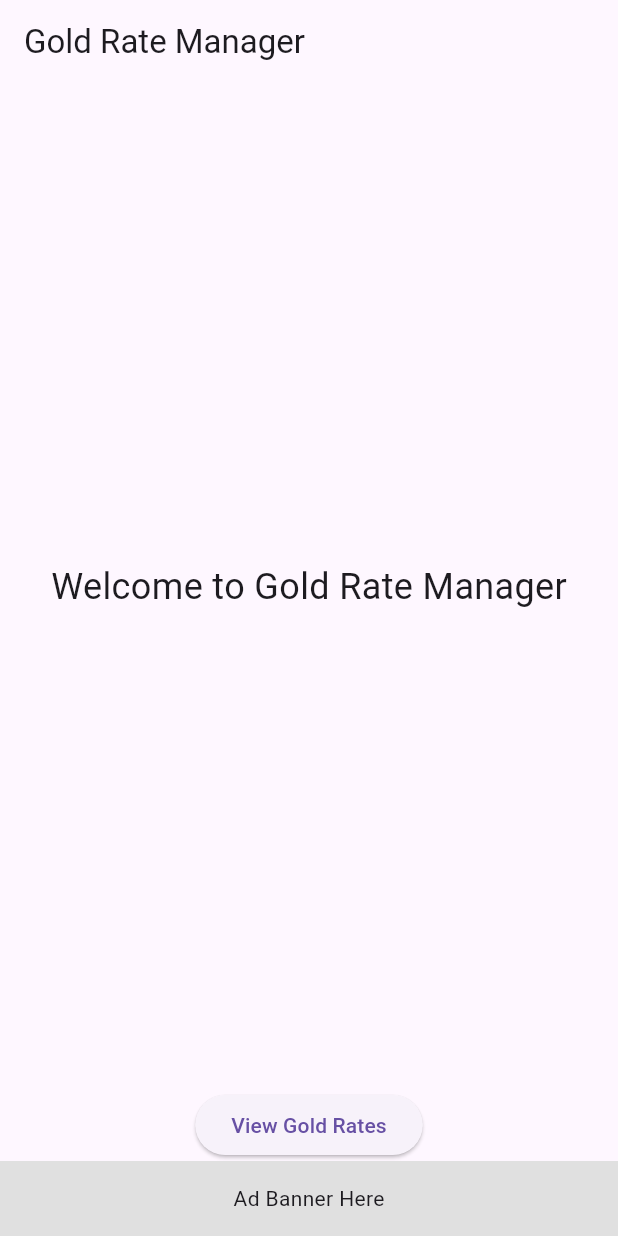
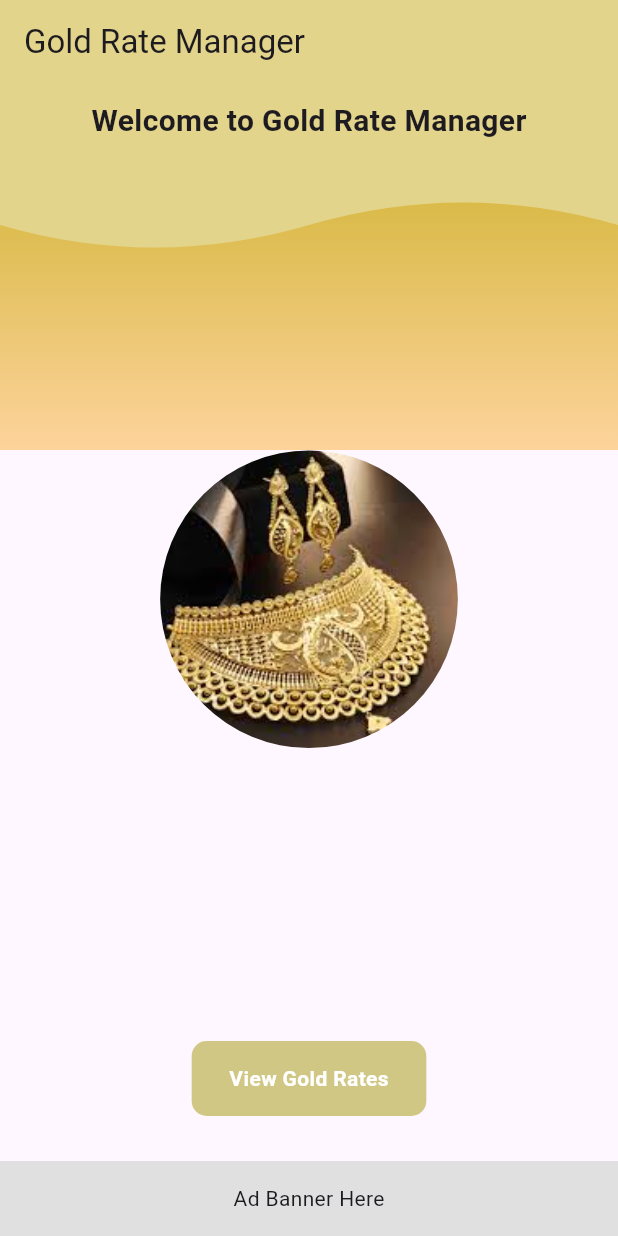
Before and after one commit to sithuminikaushalya/Website-handler, a Flutter app: the screen it shows after launch, on a phone screen of 412 x 824 dp. Run offline on Flutter 3.47's test engine with Material 3 defaults, Android fonts, the phone set to English and light mode, and no system bars.

Commit message:
adding some design to home page

```diff
--- a/lib/main.dart
+++ b/lib/main.dart
@@ -16,6 +16,7 @@ class MyApp extends StatelessWidget {
         primarySwatch: Colors.blue,
       ),
       home: HomeScreen(),
+      debugShowCheckedModeBanner: false,
     );
   }
 }
--- a/lib/screens/home_screen.dart
+++ b/lib/screens/home_screen.dart
@@ -1,34 +1,137 @@
 import 'package:flutter/material.dart';
 import 'gold_list_screen.dart';
 import '../widgets/ad_banner.dart';
+import 'dart:async';
+import 'wave_painter.dart';
 
-class HomeScreen extends StatelessWidget {
+class HomeScreen extends StatefulWidget {
+  @override
+  _HomeScreenState createState() => _HomeScreenState();
+}
+
+class _HomeScreenState extends State<HomeScreen> {
+  bool _animated = false;
+  bool _isHovering = false;
+
+  @override
+  void initState() {
+    super.initState();
+    // Trigger the animation periodically
+    Timer.periodic(Duration(seconds: 2), (Timer timer) {
+      setState(() {
+        _animated = !_animated;
+      });
+    });
+  }
+
   @override
   Widget build(BuildContext context) {
     return Scaffold(
-      appBar: AppBar(
+      body: Stack(
+        children: [
+          // Gradient background with curved design
+          Container(
+            height: 300,
+            decoration: BoxDecoration(
+              gradient: LinearGradient(
+                colors: [
+                  Color.fromARGB(255, 190, 166, 5),
+                  Color.fromARGB(255, 253, 211, 156)
+                ],
+                begin: Alignment.topCenter,
+                end: Alignment.bottomCenter,
+              ),
+            ),
+            child: CustomPaint(
+              painter: WavePainter(),
+              child: Container(height: 300),
+            ),
+          ),
+          // Main content
+          Column(
+            children: [
+              AppBar(
                 title: Text('Gold Rate Manager'),
+                backgroundColor: Colors.transparent,
+                elevation: 0,
               ),
-      body: Column(
-        children: [
+              SizedBox(height: 10), // Small gap below the AppBar
+              Center(
+                child: Text(
+                  'Welcome to Gold Rate Manager',
+                  style: TextStyle(fontSize: 20, fontWeight: FontWeight.bold),
+                ),
+              ),
+              SizedBox(height: 20), // Small gap below the welcome text
               Expanded(
                 child: Center(
-              child: Text(
-                'Welcome to Gold Rate Manager',
-                style: TextStyle(fontSize: 24),
+                  child: AnimatedContainer(
+                    duration: Duration(seconds: 2),
+                    curve: Curves.easeInOut,
+                    width: _animated ? 200 : 150,
+                    height: _animated ? 200 : 150,
+                    child: ClipOval(
+                      child: Image.asset('assets/gold_image.jpg',
+                          fit: BoxFit.cover),
                     ),
                   ),
                 ),
-          ElevatedButton(
-            onPressed: () {
+              ),
+              Padding(
+                padding: const EdgeInsets.symmetric(
+                    vertical: 10.0, horizontal: 20.0),
+                child: MouseRegion(
+                  onEnter: (_) {
+                    setState(() {
+                      _isHovering = true;
+                    });
+                  },
+                  onExit: (_) {
+                    setState(() {
+                      _isHovering = false;
+                    });
+                  },
+                  child: GestureDetector(
+                    onTap: () {
                       Navigator.push(
                         context,
-                MaterialPageRoute(builder: (context) => GoldListScreen()),
+                        MaterialPageRoute(
+                            builder: (context) => GoldListScreen()),
                       );
                     },
-            child: Text('View Gold Rates'),
+                    child: AnimatedContainer(
+                      duration: Duration(milliseconds: 200),
+                      padding: EdgeInsets.symmetric(
+                          vertical: 15.0, horizontal: 25.0),
+                      decoration: BoxDecoration(
+                        color: _isHovering
+                            ? Color.fromARGB(255, 179, 210, 228)
+                            : Color.fromARGB(255, 209, 199, 132),
+                        borderRadius: BorderRadius.circular(10),
+                        boxShadow: [
+                          if (_isHovering)
+                            BoxShadow(
+                              color: Colors.black26,
+                              blurRadius: 10,
+                              offset: Offset(0, 5),
+                            )
+                        ],
                       ),
+                      child: Text(
+                        'View Gold Rates',
+                        style: TextStyle(
+                          color: Colors.white,
+                          fontWeight: FontWeight.bold,
+                        ),
+                      ),
+                    ),
+                  ),
+                ),
+              ),
+              SizedBox(height: 20), // Add some gap below the button
               AdBanner(), // Placeholder for an advertisement
+            ],
+          ),
         ],
       ),
     );
--- a/pubspec.yaml
+++ b/pubspec.yaml
@@ -25,3 +25,6 @@ dev_dependencies:
 
 flutter:
   uses-material-design: true
+
+  assets:
+    - assets/gold_image.jpg
```
Also changed, not shown: lib/screens/wave_painter.dart (added, +25 -0 lines), lib/widgets/gold_rate_tile.dart (+16 -4 lines), assets/gold_image.jpg (added). Lines whose indentation alone changed are shown as unchanged.
